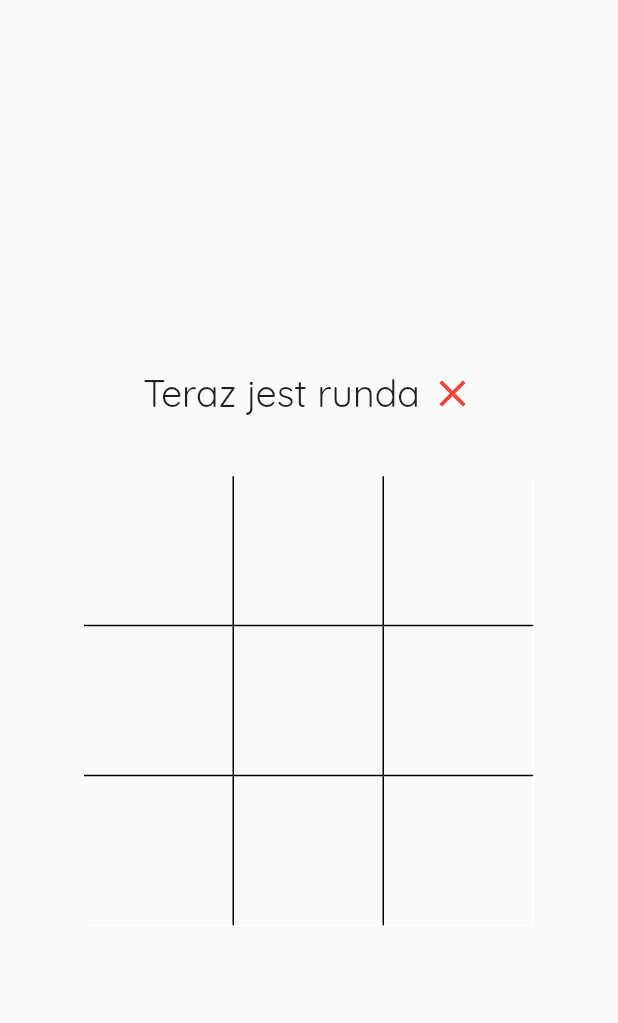
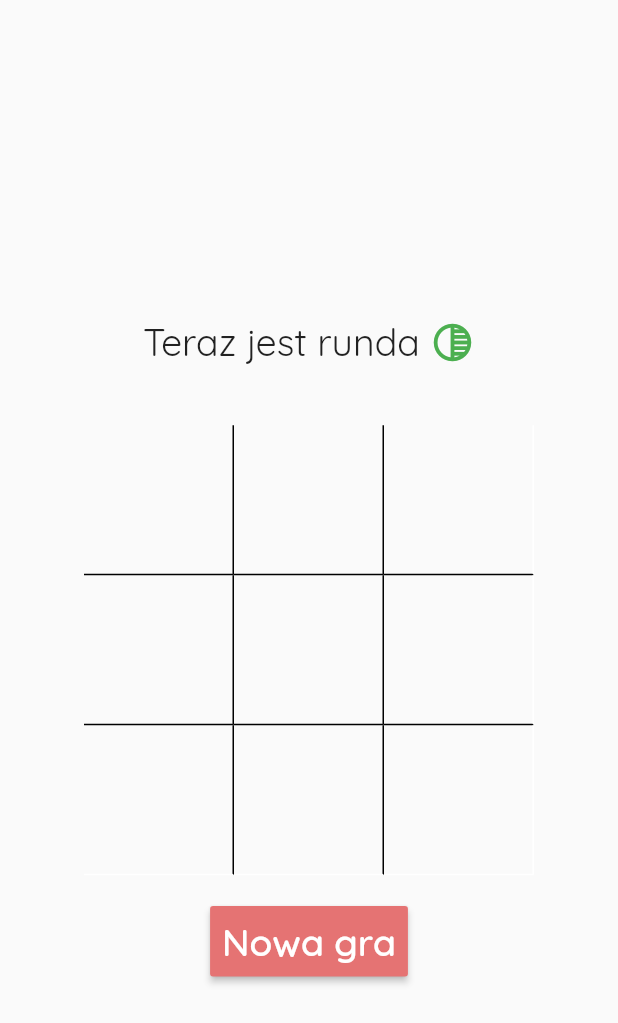
Before and after one commit to Areszka/Flutter-app, a Flutter app: the screen it shows after launch, on a phone screen of 412 x 824 dp. Shown: the top 1023 px of the screen. Run offline on Flutter 3.47's test engine with Material 2 defaults, Android fonts, the phone set to English and light mode, and no system bars.

Commit message:
add button "nowa gra"

```diff
--- /dev/null
+++ b/lib/WhoseTurn.dart
@@ -0,0 +1,33 @@
+import 'package:flutter/material.dart';
+
+class WhoseTurn extends StatefulWidget {
+  final int turn0;
+
+  WhoseTurn(this.turn0);
+  @override
+  State<StatefulWidget> createState() {
+    return _WhoseTurn();
+  }
+}
+
+class _WhoseTurn extends State<WhoseTurn> {
+  @override
+  Widget build(BuildContext context) {
+    return Container(
+        margin: EdgeInsets.all(40.0),
+        child: Row(
+          mainAxisAlignment: MainAxisAlignment.center,
+          children: <Widget>[
+            Text('Teraz jest runda ',
+                style: TextStyle(fontSize: 25.0, fontFamily: 'Quicksand')),
+            widget.turn0 == 1
+                ? Icon(Icons.tonality, color: Colors.green, size: 30.0)
+                : Icon(
+                    Icons.clear,
+                    color: Colors.red,
+                    size: 30.0,
+                  ),
+          ],
+        ));
+  }
+}
--- a/lib/board.dart
+++ b/lib/board.dart
@@ -1,56 +1,48 @@
 import 'package:flutter/material.dart';
 import './square.dart';
+import './WhoseTurn.dart';
+import './winner.dart';
 
 class Board extends StatefulWidget {
   _BoardState createState() => _BoardState();
 }
 
 class _BoardState extends State<Board> {
-  bool turn0 = true, isWinner = false;
-  List<bool> board = new List(9);
-  bool winner;
+  int turn0 = 1, winner = 0;
+  List<int> board = [0, 0, 0, 0, 0, 0, 0, 0, 0];
 
   isRowEqual(a, b, c) {
-    return board[a] == board[b] && board[a] == board[c] && board[a] != null;
+    return board[a] == board[b] && board[a] == board[c] && board[a] != 0;
   }
 
   nextTurn(i) {
+    if(winner==0){
+
     setState(() {
-      turn0 = !turn0;
+      turn0 == 1 ? turn0 = 2 : turn0 = 1;
       board[i] = turn0;
       if (isRowEqual(0, 1, 2)) {
-        isWinner = true;
         winner = board[0];
       } else if (isRowEqual(0, 3, 6)) {
-        isWinner = true;
         winner = board[0];
       } else if (isRowEqual(0, 4, 8)) {
-        isWinner = true;
         winner = board[0];
       } else if (isRowEqual(1, 4, 7)) {
-        isWinner = true;
         winner = board[1];
       } else if (isRowEqual(2, 4, 6)) {
-        isWinner = true;
         winner = board[2];
       } else if (isRowEqual(2, 5, 8)) {
-        isWinner = true;
         winner = board[2];
       } else if (isRowEqual(3, 4, 5)) {
-        isWinner = true;
         winner = board[3];
       } else if (isRowEqual(6, 7, 8)) {
         winner = board[6];
-        isWinner = true;
-      } else if (!board.contains(null)) {
-        isWinner = true;
-      }
-      if (winner == true && winner == false) {
-        isWinner = true;
+      } else if (!board.contains(0)) {
+        winner = 3;
       }
       print(board);
     });
-    return turn0;
+    }
   }
 
   @override
@@ -59,99 +51,51 @@ class _BoardState extends State<Board> {
         mainAxisAlignment: MainAxisAlignment.center,
         crossAxisAlignment: CrossAxisAlignment.center,
         children: <Widget>[
-          isWinner ? Winner(winner) : WhoseTurn(turn0, isWinner),
+          winner != 0 ? Winner(winner) : WhoseTurn(turn0),
           Row(
             mainAxisAlignment: MainAxisAlignment.center,
             crossAxisAlignment: CrossAxisAlignment.center,
             children: <Widget>[
-              Square(true, true, nextTurn, 0),
-              Square(true, true, nextTurn, 1),
-              Square(true, false, nextTurn, 2),
+              Square(true, true, nextTurn, 0, board[0]),
+              Square(true, true, nextTurn, 1, board[1]),
+              Square(true, false, nextTurn, 2, board[2]),
             ],
           ),
           Row(
             mainAxisAlignment: MainAxisAlignment.center,
             crossAxisAlignment: CrossAxisAlignment.center,
             children: <Widget>[
-              Square(true, true, nextTurn, 3),
-              Square(true, true, nextTurn, 4),
-              Square(true, false, nextTurn, 5),
+              Square(true, true, nextTurn, 3, board[3]),
+              Square(true, true, nextTurn, 4, board[4]),
+              Square(true, false, nextTurn, 5, board[5]),
             ],
           ),
           Row(
             mainAxisAlignment: MainAxisAlignment.center,
             crossAxisAlignment: CrossAxisAlignment.center,
             children: <Widget>[
-              Square(false, true, nextTurn, 6),
-              Square(false, true, nextTurn, 7),
-              Square(false, false, nextTurn, 8),
+              Square(false, true, nextTurn, 6, board[6]),
+              Square(false, true, nextTurn, 7, board[7]),
+              Square(false, false, nextTurn, 8, board[8]),
             ],
           ),
+          Container(
+            margin: EdgeInsets.only(top: 20.0),
+            child:
+          RaisedButton(
+            onPressed: (){
+              setState(() {
+                winner = 0;
+                board.fillRange(0, 9, 0);
+              });
+            },
+            color: Colors.red[300],
+            padding: EdgeInsets.all(8.0),
+            textColor: Colors.white,
+            highlightColor: Colors.red,
+            child: Text('Nowa gra', style: TextStyle(fontSize: 25.0, fontFamily: 'Quicksand'),),
+          )
+           ),
         ]);
   }
 }
-
-class WhoseTurn extends StatefulWidget {
-  final bool turn0, i;
-
-  WhoseTurn(this.turn0, this.i);
-  @override
-  State<StatefulWidget> createState() {
-    return _WhoseTurn();
-  }
-}
-
-class _WhoseTurn extends State<WhoseTurn> {
-  @override
-  Widget build(BuildContext context) {
-  print(widget.i);
-    return Container(
-        margin: EdgeInsets.all(40.0),
-        child: Row(
-          mainAxisAlignment: MainAxisAlignment.center,
-          children: <Widget>[
-            Text('Teraz jest runda ',
-                style: TextStyle(fontSize: 25.0, fontFamily: 'Quicksand')),
-            !widget.turn0
-                ? Icon(Icons.tonality, color: Colors.green, size: 30.0)
-                : Icon(
-                    Icons.clear,
-                    color: Colors.red,
-                    size: 30.0,
-                  ),
-          ],
-        ));
-  }
-}
-
-class Winner extends StatefulWidget {
-  final bool turn0;
-
-  Winner(this.turn0);
-  @override
-  State<StatefulWidget> createState() {
-    return _WinnerState();
-  }
-}
-
-class _WinnerState extends State<Winner> {
-  @override
-  Widget build(BuildContext context) {
-    return Container(
-        margin: EdgeInsets.all(40.0),
-        child: Row(
-          mainAxisAlignment: MainAxisAlignment.center,
-          children: <Widget>[
-            widget.turn0
-                ? Icon(Icons.tonality, color: Colors.green, size: 30.0)
-                : Icon(
-                    Icons.clear,
-                    color: Colors.red,
-                    size: 30.0,
-                  ),
-            Text(' wygrało grę ',
-                style: TextStyle(fontSize: 25.0, fontFamily: 'Quicksand')),
-          ],
-        ));
-  }
-}
--- a/lib/square.dart
+++ b/lib/square.dart
@@ -3,15 +3,15 @@ import 'package:flutter/material.dart';
 class Square extends StatefulWidget {
   final bool _borderBottom, _borderRight;
   final int id;
+  final int board;
   final Function(int) nextTurn;
 
-  Square(this._borderBottom, this._borderRight, this.nextTurn, this.id);
+  Square(this._borderBottom, this._borderRight, this.nextTurn, this.id, this.board);
   @override
   _SquareBuild createState() => _SquareBuild(_borderBottom, _borderRight);
 }
 
 class _SquareBuild extends State<Square> {
-  String _squareInside = "empty";
 
   final bool bB, bR;
 
@@ -20,12 +20,8 @@ class _SquareBuild extends State<Square> {
   Widget build(BuildContext context) {
     return GestureDetector(
         onTap: () {
-          if (_squareInside == 'empty') {
-          bool turn0 = widget.nextTurn(widget.id);
-
-          setState(() {
-              turn0 ? _squareInside = 'circle' : _squareInside = 'cross';
-          });
+          if (widget.board == 0) {
+          widget.nextTurn(widget.id);
           }
         },
         child: Container(
@@ -37,9 +33,9 @@ class _SquareBuild extends State<Square> {
                 right: BorderSide(color: bR ? Colors.black : Colors.white),
               ),
             ),
-            child: _squareInside == 'cross'
+            child: widget.board == 1
                 ? Icon(Icons.clear, color: Colors.red, size: 70.0)
-                : _squareInside == 'circle'
+                : widget.board == 2
                     ? Icon(Icons.tonality, color: Colors.green, size: 70.0)
                     :Text('')));
   }
```
Also changed, not shown: lib/winner.dart (added, +43 -0 lines).
